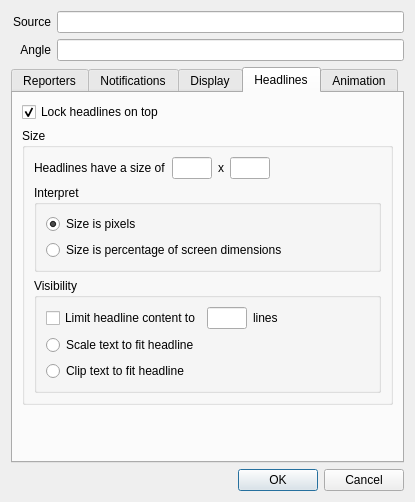
First picture: the form in addstorydialog.ui, repository b0bh00d/Newsroom, before the edit.
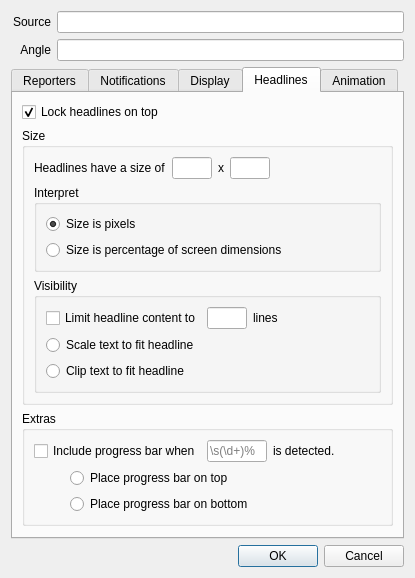
Second picture: the form after the edit. The open tabs and pages were chosen to show the change. Icons and pictures are not drawn.

Commit message: Added support for progress detection and progress bar display in Headlines.

The edit to the form file:
```diff
--- a/addstorydialog.ui
+++ b/addstorydialog.ui
@@ -7,7 +7,7 @@
     <x>0</x>
     <y>0</y>
     <width>386</width>
-    <height>479</height>
+    <height>542</height>
    </rect>
   </property>
   <property name="windowTitle">
@@ -587,6 +587,134 @@
          </layout>
         </widget>
        </item>
+       <item>
+        <widget class="QGroupBox" name="groupBox_3">
+         <property name="title">
+          <string>Extras</string>
+         </property>
+         <property name="flat">
+          <bool>true</bool>
+         </property>
+         <layout class="QVBoxLayout" name="verticalLayout_13">
+          <item>
+           <layout class="QHBoxLayout" name="horizontalLayout_16">
+            <item>
+             <widget class="QCheckBox" name="check_ProgressText">
+              <property name="toolTip">
+               <string>&lt;html&gt;&lt;head/&gt;&lt;body&gt;&lt;p&gt;The Headline will include a progress bar when it detects the indicated regular expression within the text of a post. Be sure to include capture semantics of a numeric value, or the progress bar will probably not display correctly.&lt;/p&gt;&lt;p&gt;If you do not understand regular expression syntax, then you're probably just better off accepting the default value.&lt;/p&gt;&lt;/body&gt;&lt;/html&gt;</string>
+              </property>
+              <property name="text">
+               <string>Include progress bar when</string>
+              </property>
+             </widget>
+            </item>
+            <item>
+             <widget class="QLineEdit" name="edit_ProgressText">
+              <property name="minimumSize">
+               <size>
+                <width>60</width>
+                <height>0</height>
+               </size>
+              </property>
+              <property name="maximumSize">
+               <size>
+                <width>40</width>
+                <height>16777215</height>
+               </size>
+              </property>
+              <property name="toolTip">
+               <string>&lt;html&gt;&lt;head/&gt;&lt;body&gt;&lt;p&gt;The Headline will include a progress bar when it detects the indicated regular expression within the text of a post. Be sure to include capture semantics of a numeric value, or the progress bar will probably not display correctly.&lt;/p&gt;&lt;p&gt;If you do not understand regular expression syntax, then you're probably just better off accepting the default value.&lt;/p&gt;&lt;/body&gt;&lt;/html&gt;</string>
+              </property>
+              <property name="placeholderText">
+               <string>\s(\d+)%</string>
+              </property>
+             </widget>
+            </item>
+            <item>
+             <widget class="QLabel" name="label_13">
+              <property name="text">
+               <string>is detected.</string>
+              </property>
+             </widget>
+            </item>
+            <item>
+             <spacer name="horizontalSpacer_12">
+              <property name="orientation">
+               <enum>Qt::Horizontal</enum>
+              </property>
+              <property name="sizeHint" stdset="0">
+               <size>
+                <width>40</width>
+                <height>20</height>
+               </size>
+              </property>
+             </spacer>
+            </item>
+           </layout>
+          </item>
+          <item>
+           <layout class="QHBoxLayout" name="horizontalLayout_17">
+            <item>
+             <widget class="QLabel" name="label_14">
+              <property name="minimumSize">
+               <size>
+                <width>30</width>
+                <height>0</height>
+               </size>
+              </property>
+              <property name="maximumSize">
+               <size>
+                <width>30</width>
+                <height>16777215</height>
+               </size>
+              </property>
+              <property name="text">
+               <string/>
+              </property>
+             </widget>
+            </item>
+            <item>
+             <widget class="QRadioButton" name="radio_ProgressOnTop">
+              <property name="text">
+               <string>Place progress bar on top</string>
+              </property>
+             </widget>
+            </item>
+           </layout>
+          </item>
+          <item>
+           <layout class="QHBoxLayout" name="horizontalLayout_18">
+            <item>
+             <widget class="QLabel" name="label_15">
+              <property name="minimumSize">
+               <size>
+                <width>30</width>
+                <height>0</height>
+               </size>
+              </property>
+              <property name="maximumSize">
+               <size>
+                <width>30</width>
+                <height>16777215</height>
+               </size>
+              </property>
+              <property name="text">
+               <string/>
+              </property>
+             </widget>
+            </item>
+            <item>
+             <widget class="QRadioButton" name="radio_ProgressOnBottom">
+              <property name="text">
+               <string>Place progress bar on bottom</string>
+              </property>
+             </widget>
+            </item>
+           </layout>
+          </item>
+         </layout>
+        </widget>
+       </item>
        <item>
         <spacer name="verticalSpacer_4">
          <property name="orientation">
```
Left out of the diff: 39 changed lines with no effect on the pictures. The commit also changes 9 other files.
